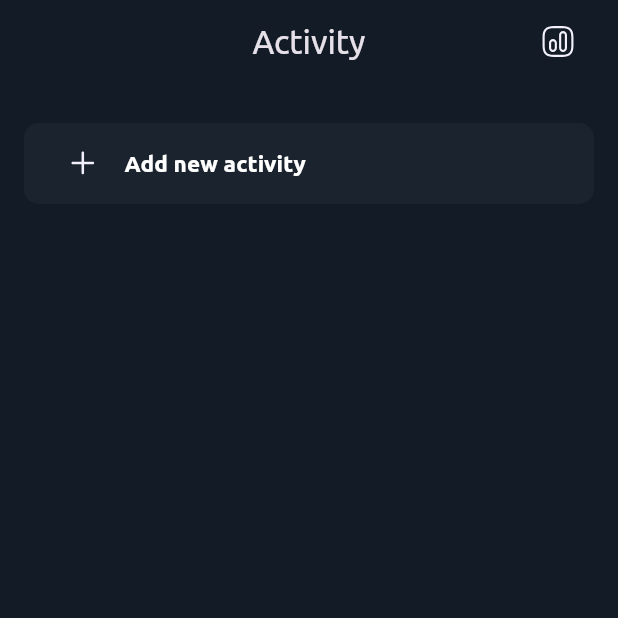
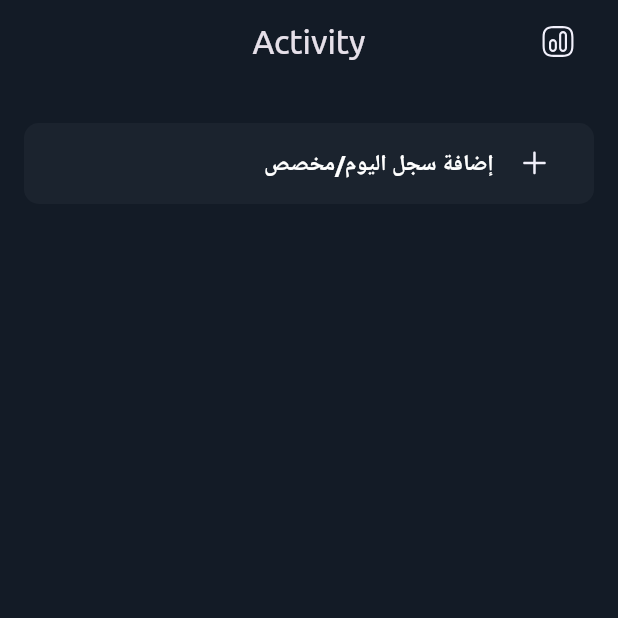
Before and after one commit to essamalrawi/hour_flow, a Flutter app: the screen it shows after launch, on a phone screen of 412 x 824 dp, the top half of it. Run offline on Flutter 3.47's test engine with Material 3 defaults, Android fonts, the light colour scheme and no system bars; our stand-ins replace flutter_svg; missing offline and left inert: omni_datetime_picker.

Commit message:
change the language to arabic

```diff
--- a/lib/core/utils/app_images.dart
+++ b/lib/core/utils/app_images.dart
@@ -18,6 +18,10 @@ class Assets {
   /// assets/images/chart.svg
   static const String imagesChart = "assets/images/chart.svg";
 
+  /// Assets for imagesDeleteIcon
+  /// assets/images/delete-icon.svg
+  static const String imagesDeleteIcon = "assets/images/delete-icon.svg";
+
   /// Assets for imagesHierarchy
   /// assets/images/hierarchy.svg
   static const String imagesHierarchy = "assets/images/hierarchy.svg";
@@ -25,4 +29,16 @@ class Assets {
   /// Assets for imagesLogo
   /// assets/images/logo.png
   static const String imagesLogo = "assets/images/logo.png";
+
+  /// Assets for imagesPlayCircle
+  /// assets/images/play-circle.svg
+  static const String imagesPlayCircle = "assets/images/play-circle.svg";
+
+  /// Assets for imagesStopCircle
+  /// assets/images/stop-circle.svg
+  static const String imagesStopCircle = "assets/images/stop-circle.svg";
+
+  /// Assets for imagesX
+  /// assets/images/x.svg
+  static const String imagesX = "assets/images/x.svg";
 }
--- a/lib/features/edit_task/presentation/views/edit_view.dart
+++ b/lib/features/edit_task/presentation/views/edit_view.dart
@@ -1,6 +1,4 @@
 import 'package:flutter/material.dart';
-import 'package:flutter_svg/flutter_svg.dart';
-import '../../../../core/utils/app_images.dart';
 import 'widgets/custom_edit_appbar.dart';
 import 'widgets/edit_view_body.dart';
 
--- a/lib/features/home_view/presentation/views/widgets/custom_button.dart
+++ b/lib/features/home_view/presentation/views/widgets/custom_button.dart
@@ -1,6 +1,6 @@
 import 'package:flutter/material.dart';
 import 'package:flutter_svg/flutter_svg.dart';
-import 'package:hour_flow/features/edit_task/presentation/views/edit_view.dart';
+import 'package:omni_datetime_picker/omni_datetime_picker.dart';
 
 import '../../../../../core/utils/app_images.dart';
 
@@ -22,22 +22,33 @@ class CustomButton extends StatelessWidget {
               borderRadius: BorderRadius.circular(10),
             ),
           ),
-          onPressed: () {
-            Navigator.pushNamed(context, EditView.routeName);
+          onPressed: () async {
+            // final DateTime? dateTime =
+            //     await showOmniDateTimePicker(context: context);
+
+            // Use dateTime here
+            // debugPrint('dateTime: $dateTime');
+
+            final List<DateTime>? dateTime =
+                await showOmniDateTimeRangePicker(context: context);
+
+            // Use dateTime here
+            debugPrint('dateTime: $dateTime');
           },
           child: Row(
+            mainAxisAlignment: MainAxisAlignment.end,
             children: [
+              Text(
+                'إضافة سجل اليوم/مخصص',
+                style: TextStyle(
+                    color: Colors.white,
+                    fontSize: 15,
+                    fontWeight: FontWeight.bold),
+              ),
               Padding(
                 padding: const EdgeInsets.symmetric(horizontal: 13.44),
                 child: SvgPicture.asset(Assets.imagesAdd),
               ),
-              Text(
-                'Add new activity',
-                style: TextStyle(
-                    color: Colors.white,
-                    fontSize: 15,
-                    fontWeight: FontWeight.bold),
-              )
             ],
           )),
     );
```
Also changed, not shown: lib/features/edit_task/presentation/views/widgets/edit_view_body.dart (+32 -1 lines), pubspec.yaml (+11 -0 lines), pubspec.lock.
